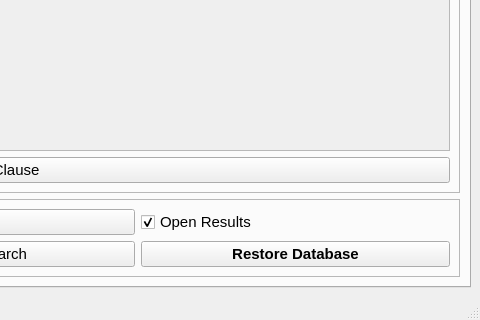
Before: the Qt Designer form ui/MainWindow.ui in CS-4820-Library-Project/COUNTER-5-Report-Tool-2020-5.0, drawn with Qt 5; both pictures show x 520 to 1000 and y 401 to 721 of the 1000 by 721 pixel window.
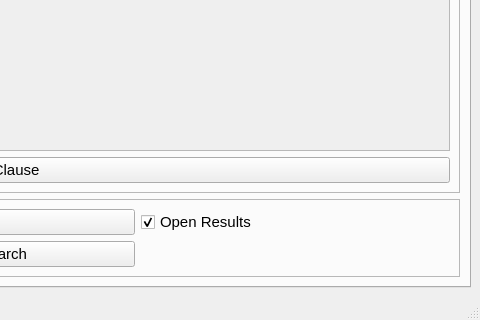
After: the same form once the commit is applied. The open tabs and pages were chosen to show the change.

Commit message: moved the restore database button to the settings tab

```diff
--- a/ui/MainWindow.ui
+++ b/ui/MainWindow.ui
@@ -1609,19 +1609,6 @@
              </property>
             </widget>
            </item>
-           <item row="3" column="5">
-            <widget class="QPushButton" name="search_restore_database_button">
-             <property name="font">
-              <font>
-               <weight>75</weight>
-               <bold>true</bold>
-              </font>
-             </property>
-             <property name="text">
-              <string>Restore Database</string>
-             </property>
-            </widget>
-           </item>
            <item row="3" column="2">
             <widget class="QPushButton" name="search_import_button">
              <property name="text">
```
Left out of the diff: 29 changed lines with no effect on the pictures. The commit also changes 3 other files.
